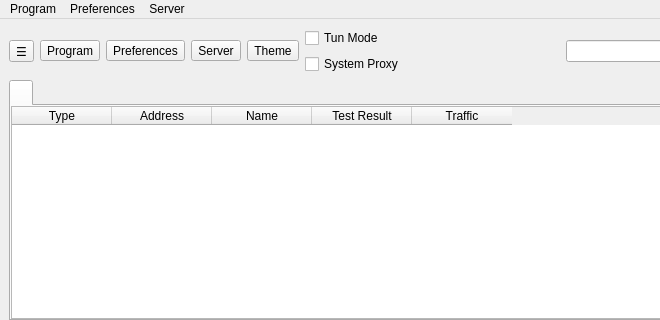
Above: ui/mainwindow.ui from alaaabd90/vload-windows before the change; both pictures show x 0 to 660 and y 0 to 320 of the 800 by 600 pixel window. Below: the same form after it.
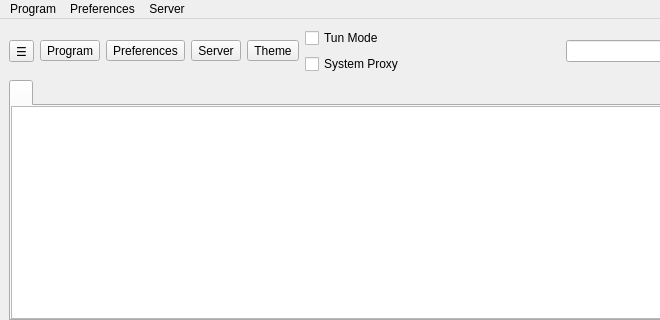
That is the form after the change. Icons and pictures are not drawn. Custom widgets are drawn as their Qt base class.

Commit message:
feat: migrate proxyListTable from MyTableWidget to CardListWidget
Replaces the column/table-based profile list with the Material
CardView-style list widget, matching Android's layout_profile.xml
look. Verified via UI Automation: double-click-to-edit, right-click
context menu, and search filter all function correctly post-migration.

Patch:
```diff
--- a/ui/mainwindow.ui
+++ b/ui/mainwindow.ui
@@ -214,62 +214,13 @@
           <number>0</number>
          </property>
          <item row="0" column="0">
-          <widget class="MyTableWidget" name="proxyListTable">
+          <widget class="CardListWidget" name="proxyListTable">
            <property name="contextMenuPolicy">
             <enum>Qt::CustomContextMenu</enum>
            </property>
            <property name="editTriggers">
             <set>QAbstractItemView::NoEditTriggers</set>
            </property>
-           <property name="alternatingRowColors">
-            <bool>true</bool>
-           </property>
-           <property name="selectionBehavior">
-            <enum>QAbstractItemView::SelectRows</enum>
-           </property>
-           <property name="horizontalScrollMode">
-            <enum>QAbstractItemView::ScrollPerPixel</enum>
-           </property>
-           <property name="wordWrap">
-            <bool>false</bool>
-           </property>
-           <attribute name="horizontalHeaderMinimumSectionSize">
-            <number>16</number>
-           </attribute>
-           <attribute name="horizontalHeaderHighlightSections">
-            <bool>false</bool>
-           </attribute>
-           <attribute name="horizontalHeaderShowSortIndicator" stdset="0">
-            <bool>false</bool>
-           </attribute>
-           <attribute name="verticalHeaderDefaultSectionSize">
-            <number>30</number>
-           </attribute>
-           <column>
-            <property name="text">
-             <string>Type</string>
-            </property>
-           </column>
-           <column>
-            <property name="text">
-             <string>Address</string>
-            </property>
-           </column>
-           <column>
-            <property name="text">
-             <string>Name</string>
-            </property>
-           </column>
-           <column>
-            <property name="text">
-             <string>Test Result</string>
-            </property>
-           </column>
-           <column>
-            <property name="text">
-             <string>Traffic</string>
-            </property>
-           </column>
           </widget>
          </item>
         </layout>
@@ -883,9 +834,9 @@
  </widget>
  <customwidgets>
   <customwidget>
-   <class>MyTableWidget</class>
-   <extends>QTableWidget</extends>
-   <header>ui/widget/MyTableWidget.h</header>
+   <class>CardListWidget</class>
+   <extends>QListWidget</extends>
+   <header>ui/material/CardListWidget.hpp</header>
   </customwidget>
  </customwidgets>
  <resources/>
```
The commit also changes 3 other files.
